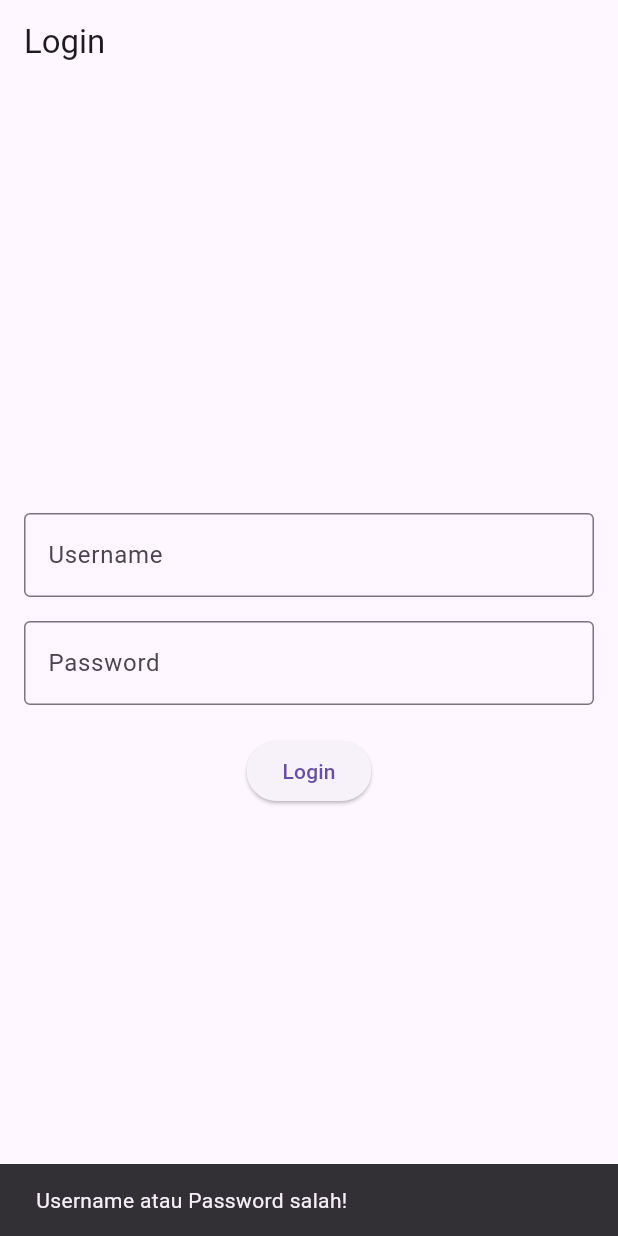
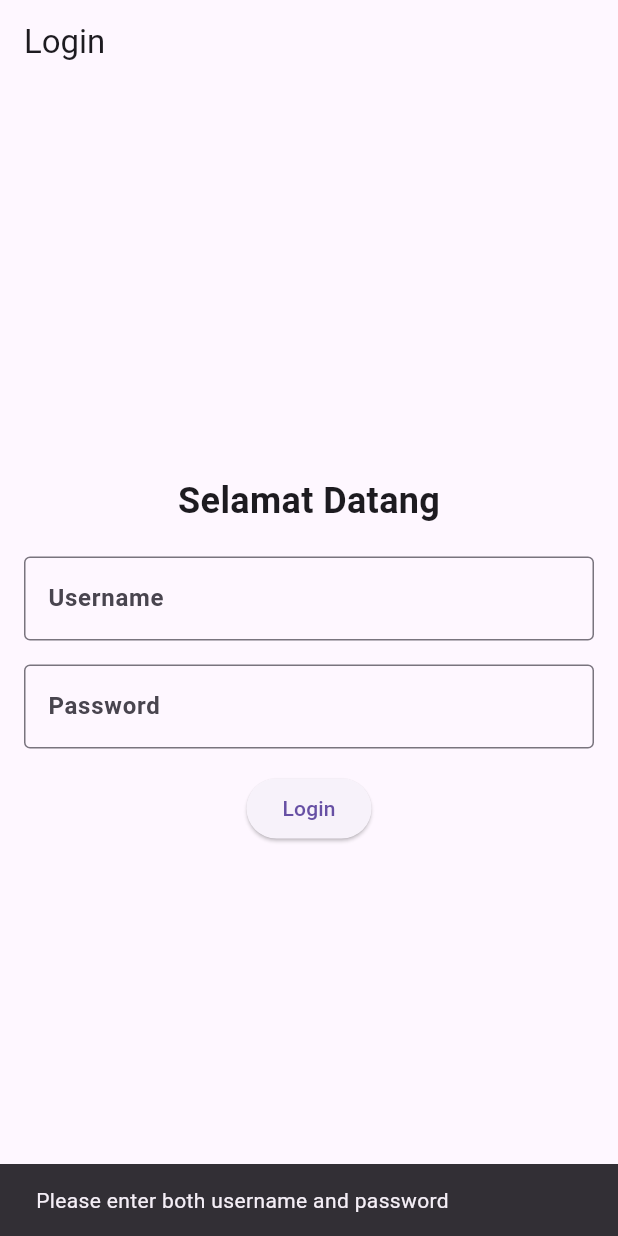
Before and after one commit to dsppr/katalog, a Flutter app: the screen it shows after launch, after a tap on "Login", on a phone screen of 412 x 824 dp. Run offline on Flutter 3.47's test engine with Material 3 defaults, Android fonts, the phone set to English and light mode, and no system bars.

Commit message:
Katalog with Images

```diff
--- a/lib/main.dart
+++ b/lib/main.dart
@@ -15,11 +15,15 @@ class MyApp extends StatelessWidget {
       title: 'Mobile Programming',
       theme: ThemeData(
         primarySwatch: Colors.blue,
+        textTheme: const TextTheme(
+        bodyLarge: TextStyle(fontSize: 16, fontWeight: FontWeight.bold),
+        bodyMedium: TextStyle(fontSize: 14),
+      ),
       ),
       initialRoute: '/',
       routes: {
         '/': (context) => LoginPage(),
-        '/catalog': (context) => const CatalogPage(),
+        '/catalog': (context) => CatalogPage(),
       },
     );
   }
--- a/lib/views/login.dart
+++ b/lib/views/login.dart
@@ -1,55 +1,48 @@
 import 'package:flutter/material.dart';
-import '../controllers/auth_controller.dart';
 
 class LoginPage extends StatelessWidget {
-  final TextEditingController usernameController = TextEditingController();
-  final TextEditingController passwordController = TextEditingController();
-  final AuthController authController = AuthController();
-
-  LoginPage({super.key});
+  final TextEditingController _usernameController = TextEditingController();
+  final TextEditingController _passwordController = TextEditingController();
 
   @override
   Widget build(BuildContext context) {
     return Scaffold(
-      appBar: AppBar(
-        title: const Text('Login'),
-      ),
+      appBar: AppBar(title: const Text('Login')),
       body: Padding(
         padding: const EdgeInsets.all(16.0),
         child: Column(
           mainAxisAlignment: MainAxisAlignment.center,
           children: [
+            Text(
+              'Selamat Datang',
+              style: TextStyle(fontSize: 24, fontWeight: FontWeight.bold),
+            ),
+            SizedBox(height: 20),
             TextField(
-              controller: usernameController,
-              decoration: const InputDecoration(
+              controller: _usernameController,
+              decoration: InputDecoration(
                 labelText: 'Username',
                 border: OutlineInputBorder(),
               ),
+              textInputAction: TextInputAction.next, // Moves focus to the next field
             ),
             const SizedBox(height: 16),
             TextField(
-              controller: passwordController,
-              obscureText: true,
-              decoration: const InputDecoration(
+              controller: _passwordController,
+              decoration: InputDecoration(
                 labelText: 'Password',
                 border: OutlineInputBorder(),
               ),
+              obscureText: true, // Hides the text for passwords
+              textInputAction: TextInputAction.done, // Indicates the "Enter" button action
+              onSubmitted: (_) {
+                _handleLogin(context); // Called when "Enter" is pressed
+              },
             ),
-            const SizedBox(height: 20),
+            const SizedBox(height: 16),
             ElevatedButton(
               onPressed: () {
-                if (authController.validateLogin(
-                  usernameController.text,
-                  passwordController.text,
-                )) {
-                  Navigator.pushReplacementNamed(context, '/catalog');
-                } else {
-                  ScaffoldMessenger.of(context).showSnackBar(
-                    const SnackBar(
-                      content: Text('Username atau Password salah!'),
-                    ),
-                  );
-                }
+                _handleLogin(context); // Handle login when button is clicked
               },
               child: const Text('Login'),
             ),
@@ -58,4 +51,19 @@ class LoginPage extends StatelessWidget {
       ),
     );
   }
+
+  void _handleLogin(BuildContext context) {
+    final username = _usernameController.text.trim();
+    final password = _passwordController.text.trim();
+
+    if (username.isNotEmpty && password.isNotEmpty) {
+      // Navigate to the next page
+      Navigator.pushNamed(context, '/catalog');
+    } else {
+      // Show an error if fields are empty
+      ScaffoldMessenger.of(context).showSnackBar(
+        const SnackBar(content: Text('Please enter both username and password')),
+      );
+    }
+  }
 }
--- a/pubspec.yaml
+++ b/pubspec.yaml
@@ -20,7 +20,6 @@ dev_dependencies:
 flutter:
   uses-material-design: true
 
-  # Tambahkan aset di bagian ini
   assets:
     - assets/images/image1.png
     - assets/images/image2.png
```
